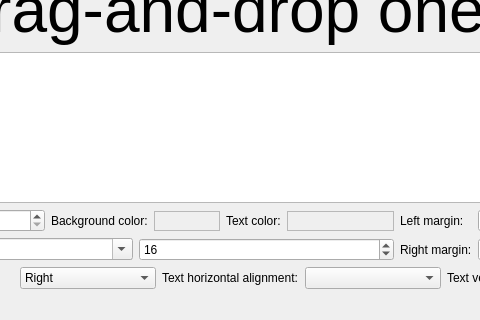
Qt form captioner/ui/main_window.ui (Matthieu-LAURENT39/captioner) before a commit; both pictures show x 132 to 612 and y 128 to 448 of the 867 by 448 pixel window.
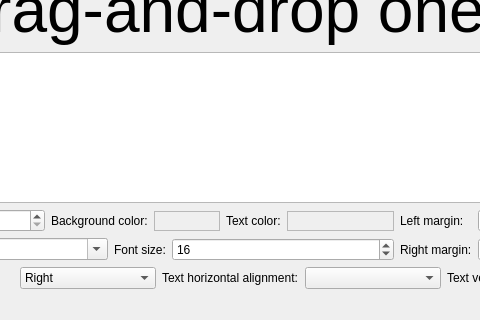
The same form after that commit. Custom widgets are drawn as their Qt base class.

Commit message: Added a label for font size

The edit to the form file:
```diff
--- a/captioner/ui/main_window.ui
+++ b/captioner/ui/main_window.ui
@@ -152,7 +152,22 @@
            </widget>
           </item>
           <item>
+           <layout class="QFormLayout" name="formLayout">
+            <item row="0" column="0">
+             <widget class="QLabel" name="fontSizeLabel">
+              <property name="text">
+               <string>Font size:</string>
+              </property>
+             </widget>
+            </item>
+            <item row="0" column="1">
            <widget class="QSpinBox" name="fontSizeSpinBox">
+              <property name="sizePolicy">
+               <sizepolicy hsizetype="Expanding" vsizetype="Fixed">
+                <horstretch>0</horstretch>
+                <verstretch>0</verstretch>
+               </sizepolicy>
+              </property>
             <property name="minimum">
              <number>1</number>
             </property>
@@ -163,6 +178,8 @@
              <number>16</number>
             </property>
            </widget>
+            </item>
+           </layout>
           </item>
          </layout>
         </item>
```
Lines whose indentation alone changed are shown as unchanged. The commit also changes 1 other file.
